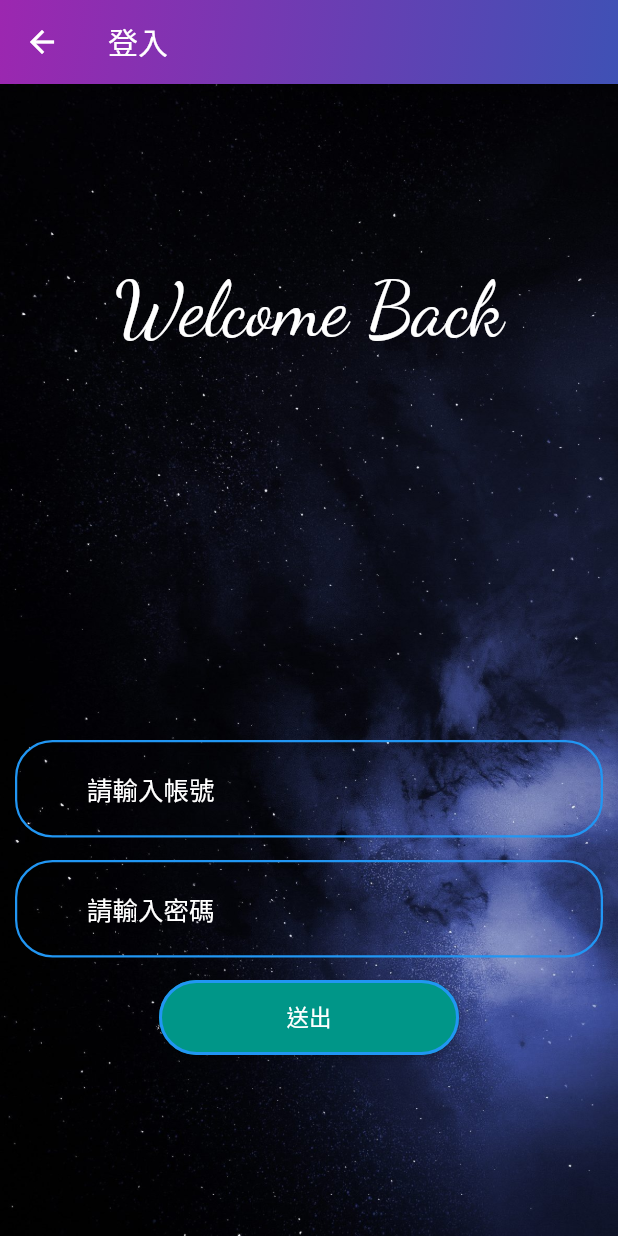
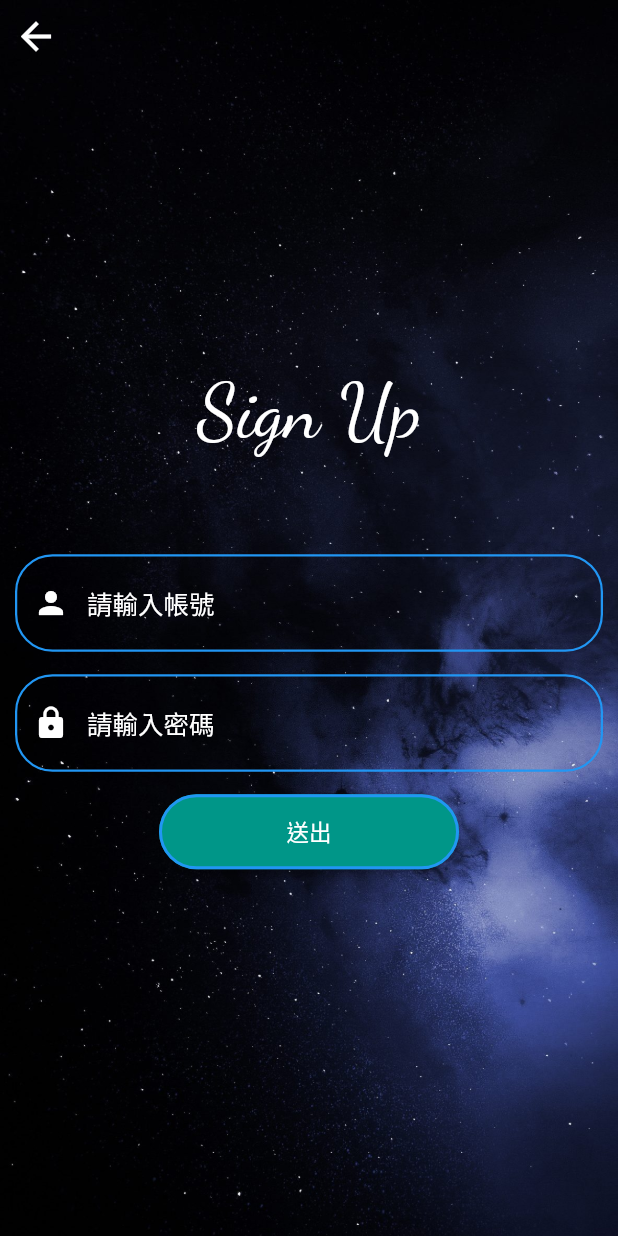
Before and after one commit to oppoop/flutter_eshopping, a Flutter app: the Login screen opened directly, on a phone screen of 412 x 824 dp. Run offline on Flutter 3.47's test engine with Material 2 defaults, Android fonts, the phone set to English and light mode, and no system bars; our stand-ins replace cached_network_image, carousel_slider, google_fonts, image_picker, photo_view, shared_preferences; accounts and stored records are empty; network calls fail.

Commit message:
登入註冊頁面providers改寫

```diff
--- a/lib/model/textfied_look.dart
+++ b/lib/model/textfied_look.dart
@@ -6,7 +6,7 @@ InputDecoration memberInputDecoration(IconData? icons,String hintText,String? er
     hintText: hintText,
     hintStyle: GoogleFonts.notoSerif().copyWith(color: Colors.white),
     suffixIcon: Icon(hideIcons),
-    prefixIcon: Icon(icons),
+    prefixIcon: Icon(icons,color: Colors.white,),
     focusedBorder: OutlineInputBorder(
       borderRadius: BorderRadius.circular(25.0),
       borderSide: BorderSide(
--- a/lib/providers/regist_notifier.dart
+++ b/lib/providers/regist_notifier.dart
@@ -17,7 +17,7 @@ class RegistNotifier with ChangeNotifier {
   String? _phoneErrorMsg;
   String? get phoneErrorMsg => _phoneErrorMsg;
 
-  String _headImgUrl = 'https://cdn0.popo.tw/uc/default_icons/userpic_L_200x200.jpg';
+  String _headImgUrl = 'assets/member_head/unknown.jpg';
   String get headImgUrl => _headImgUrl;
 
   bool _nickNameValid = false;
--- a/lib/screen/memberCenter/login_screen.dart
+++ b/lib/screen/memberCenter/login_screen.dart
@@ -3,7 +3,6 @@ import 'package:flutter/cupertino.dart';
 import 'package:flutter/material.dart';
 import 'package:flutter_eshopping/model/textfied_look.dart';
 import 'package:provider/provider.dart';
-import 'package:flutter_eshopping/providers/login_status_notifier.dart';
 import 'package:google_fonts/google_fonts.dart';
 class Login extends StatefulWidget {
   @override
@@ -18,27 +17,11 @@ class _Login extends State<Login> {
   final GlobalKey<FormState> _formkey = GlobalKey<FormState>();
   @override
   Widget build(BuildContext context) {
-    return MultiProvider(providers: [
-      ChangeNotifierProvider<LoginStatusNotifier>(
-        create: (context) => LoginStatusNotifier(),
-      ),
-    ],
-      child: Scaffold(
-        appBar: AppBar(
-          title: Text(
-            "登入",
-          ),
-          flexibleSpace: Container(
-              decoration:BoxDecoration(
-                  gradient: LinearGradient(
-                      colors:[Colors.indigo,Colors.purple],
-                      begin: Alignment.bottomRight,
-                      end: Alignment.topLeft
-                  )
-              )
-          ),
-        ),
+    return Scaffold(
       body: Stack(
+        children: [
+          Stack(
+            alignment: Alignment.topLeft,
             children: [
               Container(
                 decoration: BoxDecoration(
@@ -46,10 +29,16 @@ class _Login extends State<Login> {
                         image: AssetImage('assets/image/background_deppsky.jpg'),
                         fit: BoxFit.cover)),
               ),
+              IconButton(onPressed:(){
+                Navigator.pop(context);
+              }, icon: Icon(Icons.arrow_back,color: Colors.white,size: 30,))
+            ],
+          ),
           Column(
-              mainAxisAlignment: MainAxisAlignment.spaceAround,
+            mainAxisAlignment: MainAxisAlignment.center,
             children: [
-                Text('Welcome Back',style:GoogleFonts.dancingScript().copyWith(color: Colors.white,fontSize: 50) ,),
+              Text('Sign Up',style:GoogleFonts.dancingScript().copyWith(color: Colors.white,fontSize: 50) ,),
+              SizedBox(height: 50,),
               Column(
                 children: [
                   Container(
@@ -62,6 +51,7 @@ class _Login extends State<Login> {
                           _,
                           ) {
                         return TextFormField(
+                          style: GoogleFonts.notoSerif().copyWith(color: Colors.white),
                           keyboardType: TextInputType.text,
                           controller: accountController,
                           focusNode: accountFocus,
@@ -89,6 +79,7 @@ class _Login extends State<Login> {
                           _,
                           ) {
                         return TextFormField(
+                          style: GoogleFonts.notoSerif().copyWith(color: Colors.white),
                           keyboardType: TextInputType.text,
                           controller: passwordController,
                           focusNode: passwordFocus,
@@ -127,12 +118,19 @@ class _Login extends State<Login> {
                                 passwordFied: passwordController.text,
                               );
                             } else {
-                                print('ac = ${login.accountValid}');
-                                print('ps = ${login.passwordValid}');
-                              };
-                              if(login.loginCheck){
-                                Provider.of<LoginStatusNotifier>(context,listen: false).getAccount();
-                              }else{return Future.delayed(Duration(seconds: 2),()=>print('登入失敗'));}
+                              ScaffoldMessenger.of(context).showSnackBar(
+                                SnackBar(
+                                  duration: Duration(seconds: 1),
+                                  backgroundColor: Colors.grey,
+                                  content: Text('帳號密碼錯誤'),
+                                  action: SnackBarAction(
+                                    label: '',
+                                    onPressed: () {
+                                    },
+                                  ),
+                                ),
+                              );
+                            }
                           },
                           shape: RoundedRectangleBorder(
                               borderRadius: BorderRadius.circular(50.0),
@@ -145,7 +143,6 @@ class _Login extends State<Login> {
             ],
           ),],
       ),
-      ),
     );
   }
 }
--- a/pubspec.yaml
+++ b/pubspec.yaml
@@ -61,6 +61,7 @@ flutter:
   #   - images/a_dot_ham.jpeg
   assets:
       - assets/image/
+      - assets/member_head/
   # An image asset can refer to one or more resolution-specific "variants", see
   # https://flutter.dev/assets-and-images/#resolution-aware.
 
```
Also changed, not shown: lib/main.dart (+10 -11 lines), lib/providers/login_notifier.dart (+18 -6 lines), lib/providers/member_notifier.dart (+5 -11 lines), lib/screen/favorite_screen.dart (+0 -7 lines), lib/screen/leftList/drawer_change.dart (+47 -13 lines), lib/screen/leftList/drawer_header.dart (+3 -4 lines), lib/screen/memberCenter/member_center.dart (+7 -13 lines), lib/screen/memberCenter/regist_screen.dart (+30 -32 lines), lib/screen/recommend_screen.dart (+16 -3 lines), assets/member_head/unknow.jpg (deleted), 1 other file. Lines whose indentation alone changed are shown as unchanged.
